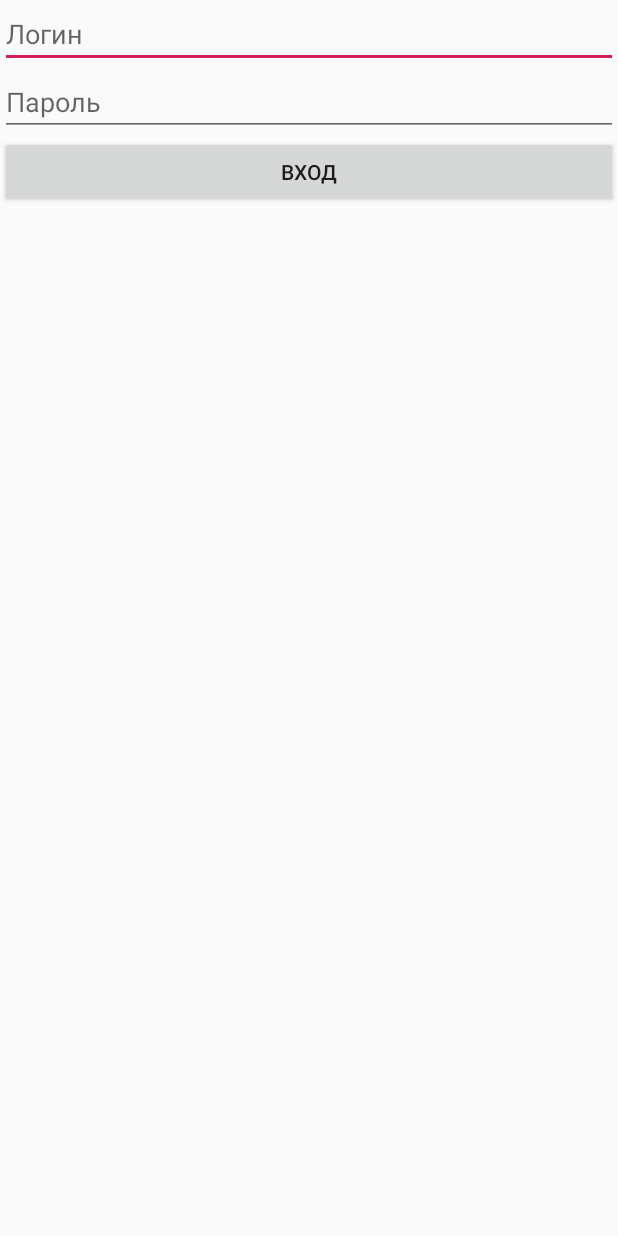
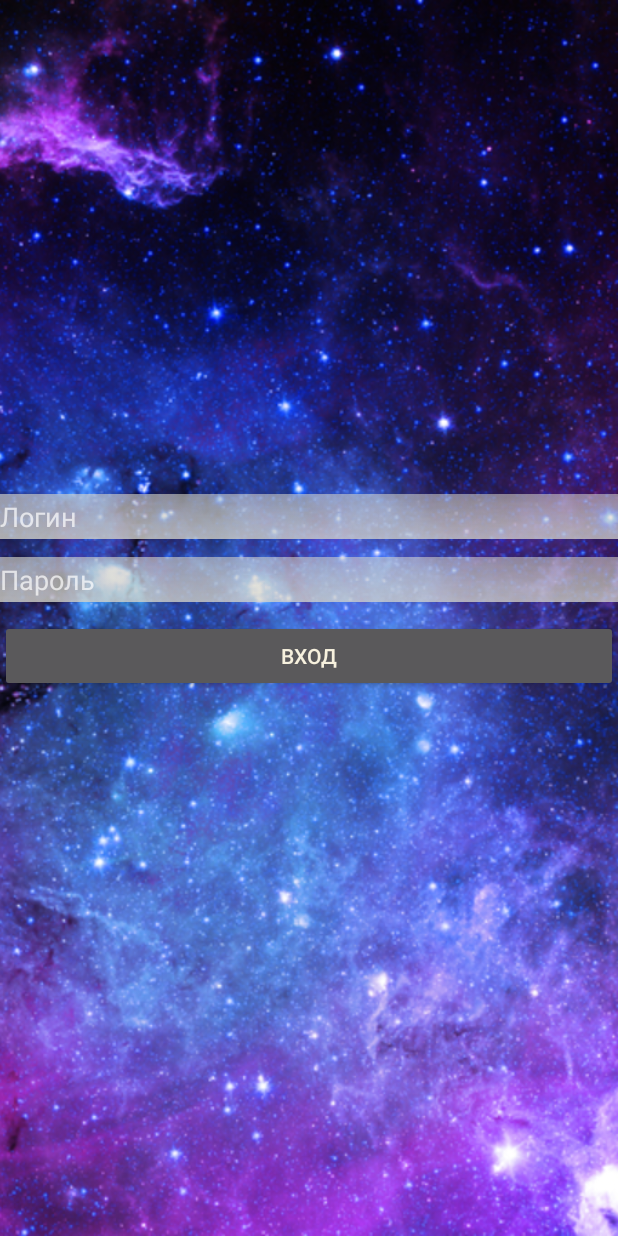
Before and after one commit to Overbyaka/Journal, an Android app: the layout activity_main.xml on its own in the app's theme, with its tools: preview values and no code run, on a phone screen of 412 x 824 dp. Run offline under Robolectric (Android 15) with nearby library versions, the phone set to English and light mode, and no system bars.

Commit message:
0.3 Design
Изменен дизайн всего UI

```diff
--- a/app/src/main/AndroidManifest.xml
+++ b/app/src/main/AndroidManifest.xml
@@ -8,7 +8,7 @@
         android:label="@string/app_name"
         android:roundIcon="@mipmap/ic_launcher_round"
         android:supportsRtl="true"
-        android:theme="@style/AppTheme">
+        android:theme="@style/Theme.AppCompat.NoActionBar">
         <activity android:name=".MainActivity">
             <intent-filter>
                 <action android:name="android.intent.action.MAIN" />
--- a/app/src/main/res/layout/activity_main.xml
+++ b/app/src/main/res/layout/activity_main.xml
@@ -1,32 +1,56 @@
 <?xml version="1.0" encoding="utf-8"?>
-<LinearLayout xmlns:android="http://schemas.android.com/apk/res/android"
+
+<androidx.constraintlayout.widget.ConstraintLayout xmlns:android="http://schemas.android.com/apk/res/android"
+    xmlns:app="http://schemas.android.com/apk/res-auto"
     xmlns:tools="http://schemas.android.com/tools"
     android:id="@+id/activity_main"
     android:layout_width="match_parent"
     android:layout_height="match_parent"
     android:orientation="vertical"
     tools:context="com.example.journal.MainActivity">
+    <ImageView
+        android:id="@+id/imageView"
+        android:layout_width="match_parent"
+        android:layout_height="match_parent"
+        android:src="@drawable/lilowspace"
+        android:scaleType="centerCrop"
+        android:layout_gravity="center"/>
+    <LinearLayout
+        android:orientation="vertical"
+        android:layout_width="match_parent"
+        android:layout_height="match_parent"
+        android:gravity="center">
+    <EditText
+        android:layout_width="match_parent"
+        android:layout_height="30dp"
+        android:id="@+id/login"
+        android:hint="@string/login"
+        android:textColor="@color/colorDarkBlue"
+        android:background="@drawable/edit"
+        android:layout_marginBottom="12dp"/>
 
     <EditText
         android:layout_width="match_parent"
-        android:layout_height="wrap_content"
-        android:id="@+id/login"
-        android:hint="@string/login"/>
-    <EditText
-        android:layout_width="match_parent"
-        android:layout_height="wrap_content"
+        android:layout_height="30dp"
         android:id="@+id/password"
-        android:hint="@string/password"/>
+        android:hint="@string/password"
+        android:textColor="@color/colorDarkBlue"
+        android:background="@drawable/edit"
+        android:layout_marginBottom="12dp"/>
+
         <Button
             android:layout_width="match_parent"
             android:layout_height="wrap_content"
             android:onClick="entering"
-        android:text="@string/enter"/>
+            android:text="@string/enter"
+            android:textColor="@color/colorWhite"/>
+
         <TextView
         android:layout_width="match_parent"
         android:layout_height="wrap_content"
         android:textSize="24dp"
-        android:id="@+id/result"/>
-
-
+        android:id="@+id/result"
+        android:textColor="@color/colorWhite"
+        android:gravity="center"/>
     </LinearLayout>
+</androidx.constraintlayout.widget.ConstraintLayout>
--- a/app/src/main/res/values/colors.xml
+++ b/app/src/main/res/values/colors.xml
@@ -3,4 +3,7 @@
     <color name="colorPrimary">#008577</color>
     <color name="colorPrimaryDark">#00574B</color>
     <color name="colorAccent">#D81B60</color>
+    <color name="colorWhite">#F7F1DE</color>
+    <color name="colorLilow">#aa73c7</color>
+    <color name="colorDarkBlue">#091047</color>
 </resources>
```
Also changed, not shown: app/src/main/java/com/example/journal/MainActivity.java (+4 -4 lines), app/src/main/res/layout/activity_main2.xml (+14 -3 lines), app/src/main/res/layout/lesson.xml (+16 -2 lines), app/src/main/res/layout/open_day.xml (+14 -2 lines), app/src/main/res/drawable/edit.png (added), app/src/main/res/drawable/lilowspace.jpg (added), 1 other file. Lines whose indentation alone changed are shown as unchanged.
